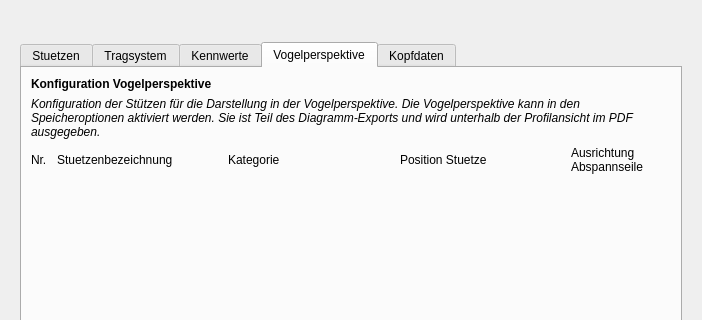
Qt form gui/adjustmentDialog.ui (piMoll/SEILAPLAN) before a commit; both pictures show x 0 to 702 and y 489 to 809 of the 702 by 907 pixel window.
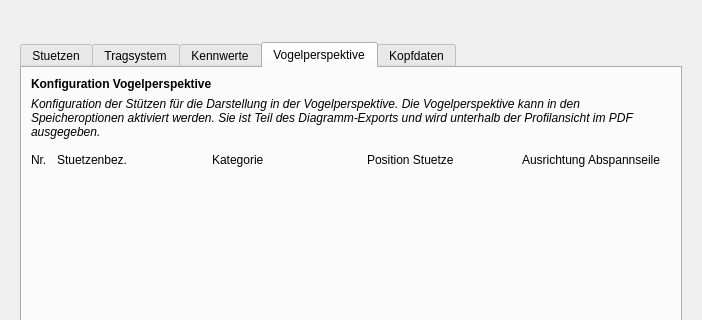
The same form after that commit. The open tabs and pages were chosen to show the change. Icons and pictures are not drawn.

Commit message: Update bird view tab when it becomes visible

```diff
--- a/gui/adjustmentDialog.ui
+++ b/gui/adjustmentDialog.ui
@@ -837,6 +837,12 @@
             </layout>
            </widget>
            <widget class="QWidget" name="tabBirdView">
+            <property name="minimumSize">
+             <size>
+              <width>0</width>
+              <height>0</height>
+             </size>
+            </property>
             <attribute name="title">
              <string>Vogelperspektive</string>
             </attribute>
@@ -894,7 +900,7 @@
                       </size>
                      </property>
                      <property name="text">
-                      <string>Stuetzenbezeichnung</string>
+                      <string>Stuetzenbez.</string>
                      </property>
                     </widget>
                    </item>
@@ -949,7 +955,7 @@
                    <item row="0" column="4">
                     <widget class="QLabel" name="label_47">
                      <property name="sizePolicy">
-                      <sizepolicy hsizetype="Fixed" vsizetype="Preferred">
+                      <sizepolicy hsizetype="Preferred" vsizetype="Preferred">
                        <horstretch>0</horstretch>
                        <verstretch>0</verstretch>
                       </sizepolicy>
```
Left out of the diff: 4 changed lines with no effect on the pictures. The commit also changes 3 other files.
